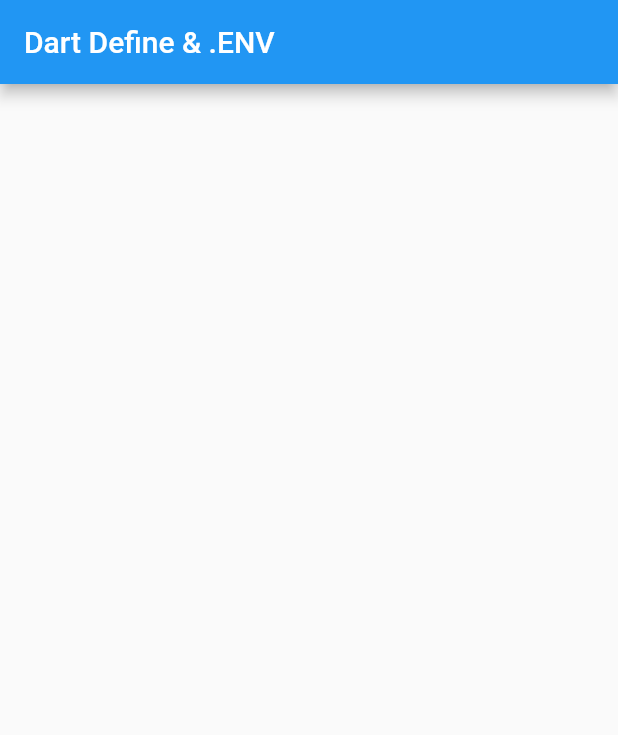
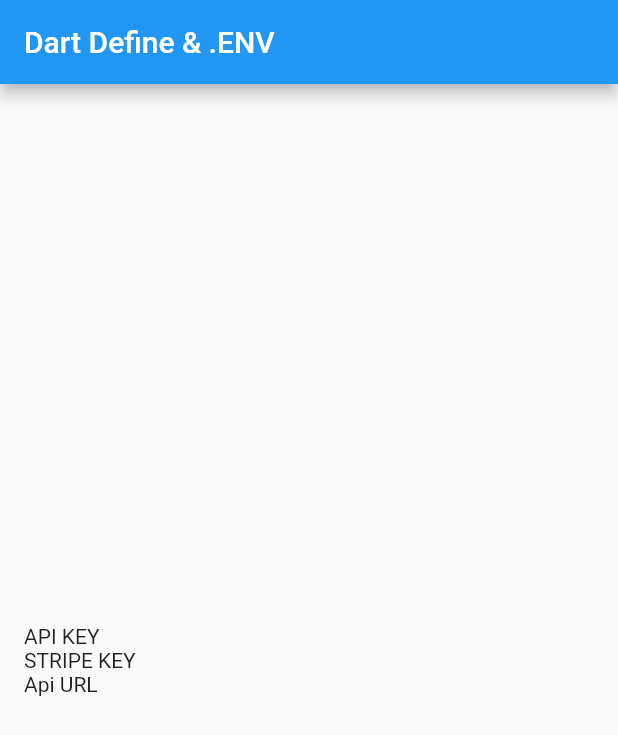
Before and after one commit to MHuzaifaKhan97/flutter_short_projects, a Flutter app: the screen it shows after launch, on a phone screen of 412 x 824 dp. Shown: the top 735 px of the screen. Run offline on Flutter 3.47's test engine with Material 2 defaults, Android fonts, the phone set to English and light mode, and no system bars; our stand-ins replace carousel_slider, flutter_svg, get, hive, hive_flutter, lottie; accounts and stored records are empty; project files that could hold a hidden picture were left out.

Commit message:
API keys work using Dart Define.

```diff
--- a/env_dart_defines_example/lib/home_screen.dart
+++ b/env_dart_defines_example/lib/home_screen.dart
@@ -1,7 +1,36 @@
 import 'package:flutter/material.dart';
 
-class HomeScreen extends StatelessWidget {
+class HomeScreen extends StatefulWidget {
   const HomeScreen({super.key});
+
+  @override
+  State<HomeScreen> createState() => _HomeScreenState();
+}
+
+class _HomeScreenState extends State<HomeScreen> {
+  String apiKey = "", stripeKey = "", apiURL = "";
+  @override
+  void initState() {
+    super.initState();
+    getKey();
+  }
+
+  getKey() async {
+    const myAPIKey = String.fromEnvironment("MY_API_KEY");
+    const myStripeKey = String.fromEnvironment("STRIPE_KEY");
+    const myApiURL = String.fromEnvironment("MY_API_URL");
+
+    if (myAPIKey.isNotEmpty) {
+      apiKey = myAPIKey;
+    }
+    if (myStripeKey.isNotEmpty) {
+      stripeKey = myStripeKey;
+    }
+    if (myApiURL.isNotEmpty) {
+      apiURL = myApiURL;
+    }
+    setState(() {});
+  }
 
   @override
   Widget build(BuildContext context) {
@@ -10,11 +39,55 @@ class HomeScreen extends StatelessWidget {
         title: const Text("Dart Define & .ENV"),
       ),
       body: Center(
-        child: Column(
-          mainAxisAlignment: MainAxisAlignment.center,
-          children: const [],
+        child: Padding(
+          padding: const EdgeInsets.symmetric(horizontal: 16),
+          child: Column(
+            mainAxisAlignment: MainAxisAlignment.center,
+            children: [
+              Row(
+                mainAxisAlignment: MainAxisAlignment.spaceBetween,
+                children: [
+                  const Text("API KEY"),
+                  Text(
+                    apiKey,
+                  ),
+                ],
+              ),
+              Row(
+                mainAxisAlignment: MainAxisAlignment.spaceBetween,
+                children: [
+                  const Text("STRIPE KEY"),
+                  Text(
+                    stripeKey,
+                  ),
+                ],
+              ),
+              Row(
+                mainAxisAlignment: MainAxisAlignment.spaceBetween,
+                children: [
+                  const Text("Api URL"),
+                  Text(
+                    apiURL,
+                  ),
+                ],
+              )
+            ],
+          ),
         ),
       ),
     );
   }
 }
+
+// Three Ways
+// 1. hardcoded in file.
+// 2. dart define
+      // - flutter run --dart-define MY_API_KEY=a1b2c33d4e5f6g7h8i9jakblc
+// 3. Envied package (also provide obfuscation)
+
+
+
+// flutter run \
+//   --dart-define MY_API_KEY=a1b2c33d4e5f6g7h8i9jakblc \
+//   --dart-define STRIPE_KEY=pk_test_aposdjpa309u2n230ibt23908g \
+//   --dart-define MY_API_URL=https://google.com.pk
```
